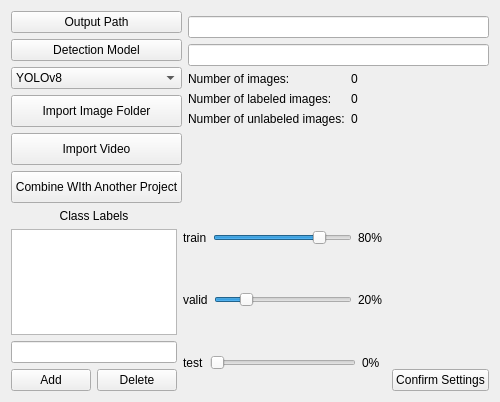
This is UIDesignerFiles/settingsWidget.ui in jeremiahgivens/OpenImageAnnotater as Qt 5 draws it before an edit. The edited form follows.
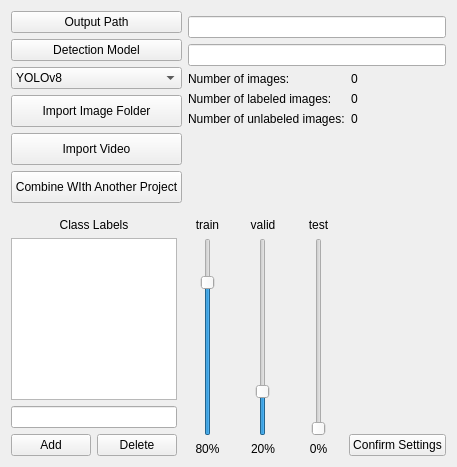
This is the edited form.

```diff
--- a/UIDesignerFiles/settingsWidget.ui
+++ b/UIDesignerFiles/settingsWidget.ui
@@ -6,14 +6,14 @@
    <rect>
     <x>0</x>
     <y>0</y>
-    <width>500</width>
-    <height>402</height>
+    <width>457</width>
+    <height>467</height>
    </rect>
   </property>
   <property name="windowTitle">
    <string>Setup</string>
   </property>
-  <layout class="QVBoxLayout" name="verticalLayout_8">
+  <layout class="QVBoxLayout" name="verticalLayout_7">
    <item>
     <layout class="QHBoxLayout" name="horizontalLayout" stretch="1,20">
      <item>
@@ -307,92 +307,128 @@
       </layout>
      </item>
      <item>
-      <layout class="QVBoxLayout" name="verticalLayout_7">
+      <layout class="QHBoxLayout" name="horizontalLayout_5">
        <item>
-        <layout class="QHBoxLayout" name="horizontalLayout_5">
+        <layout class="QVBoxLayout" name="verticalLayout_8">
          <item>
           <widget class="QLabel" name="label_5">
            <property name="text">
             <string>train</string>
            </property>
+           <property name="alignment">
+            <set>Qt::AlignCenter</set>
+           </property>
           </widget>
          </item>
          <item>
-          <widget class="QSlider" name="horizontalSlider">
+          <widget class="QSlider" name="verticalSlider">
+           <property name="sizePolicy">
+            <sizepolicy hsizetype="Expanding" vsizetype="Expanding">
+             <horstretch>0</horstretch>
+             <verstretch>0</verstretch>
+            </sizepolicy>
+           </property>
            <property name="maximum">
             <number>100</number>
            </property>
-           <property name="sliderPosition">
+           <property name="value">
             <number>80</number>
            </property>
            <property name="orientation">
-            <enum>Qt::Horizontal</enum>
+            <enum>Qt::Vertical</enum>
            </property>
           </widget>
          </item>
          <item>
           <widget class="QLabel" name="label_4">
            <property name="text">
-            <string>80% </string>
+            <string>80%</string>
+           </property>
+           <property name="alignment">
+            <set>Qt::AlignCenter</set>
            </property>
           </widget>
          </item>
         </layout>
        </item>
        <item>
-        <layout class="QHBoxLayout" name="horizontalLayout_6">
+        <layout class="QVBoxLayout" name="verticalLayout_10">
          <item>
-          <widget class="QLabel" name="label_10">
+          <widget class="QLabel" name="label_12">
            <property name="text">
             <string>valid</string>
            </property>
+           <property name="alignment">
+            <set>Qt::AlignCenter</set>
+           </property>
           </widget>
          </item>
          <item>
-          <widget class="QSlider" name="horizontalSlider_2">
+          <widget class="QSlider" name="verticalSlider_3">
+           <property name="sizePolicy">
+            <sizepolicy hsizetype="Expanding" vsizetype="Expanding">
+             <horstretch>0</horstretch>
+             <verstretch>0</verstretch>
+            </sizepolicy>
+           </property>
            <property name="maximum">
             <number>100</number>
            </property>
-           <property name="sliderPosition">
+           <property name="value">
             <number>20</number>
            </property>
            <property name="orientation">
-            <enum>Qt::Horizontal</enum>
-           </property>
-          </widget>
-         </item>
-         <item>
-          <widget class="QLabel" name="label_11">
-           <property name="text">
-            <string>20% </string>
-           </property>
-          </widget>
-         </item>
-        </layout>
-       </item>
-       <item>
-        <layout class="QHBoxLayout" name="horizontalLayout_7">
-         <item>
-          <widget class="QLabel" name="label_12">
-           <property name="text">
-            <string>test</string>
-           </property>
-          </widget>
-         </item>
-         <item>
-          <widget class="QSlider" name="horizontalSlider_3">
-           <property name="maximum">
-            <number>100</number>
-           </property>
-           <property name="orientation">
-            <enum>Qt::Horizontal</enum>
+            <enum>Qt::Vertical</enum>
            </property>
           </widget>
          </item>
          <item>
           <widget class="QLabel" name="label_13">
            <property name="text">
-            <string>0%  </string>
+            <string>20%</string>
+           </property>
+           <property name="alignment">
+            <set>Qt::AlignCenter</set>
+           </property>
+          </widget>
+         </item>
+        </layout>
+       </item>
+       <item>
+        <layout class="QVBoxLayout" name="verticalLayout_9">
+         <item>
+          <widget class="QLabel" name="label_10">
+           <property name="text">
+            <string>test</string>
+           </property>
+           <property name="alignment">
+            <set>Qt::AlignCenter</set>
+           </property>
+          </widget>
+         </item>
+         <item>
+          <widget class="QSlider" name="verticalSlider_2">
+           <property name="sizePolicy">
+            <sizepolicy hsizetype="Expanding" vsizetype="Expanding">
+             <horstretch>0</horstretch>
+             <verstretch>0</verstretch>
+            </sizepolicy>
+           </property>
+           <property name="maximum">
+            <number>100</number>
+           </property>
+           <property name="orientation">
+            <enum>Qt::Vertical</enum>
+           </property>
+          </widget>
+         </item>
+         <item>
+          <widget class="QLabel" name="label_11">
+           <property name="text">
+            <string>0%</string>
+           </property>
+           <property name="alignment">
+            <set>Qt::AlignCenter</set>
            </property>
           </widget>
          </item>
```
